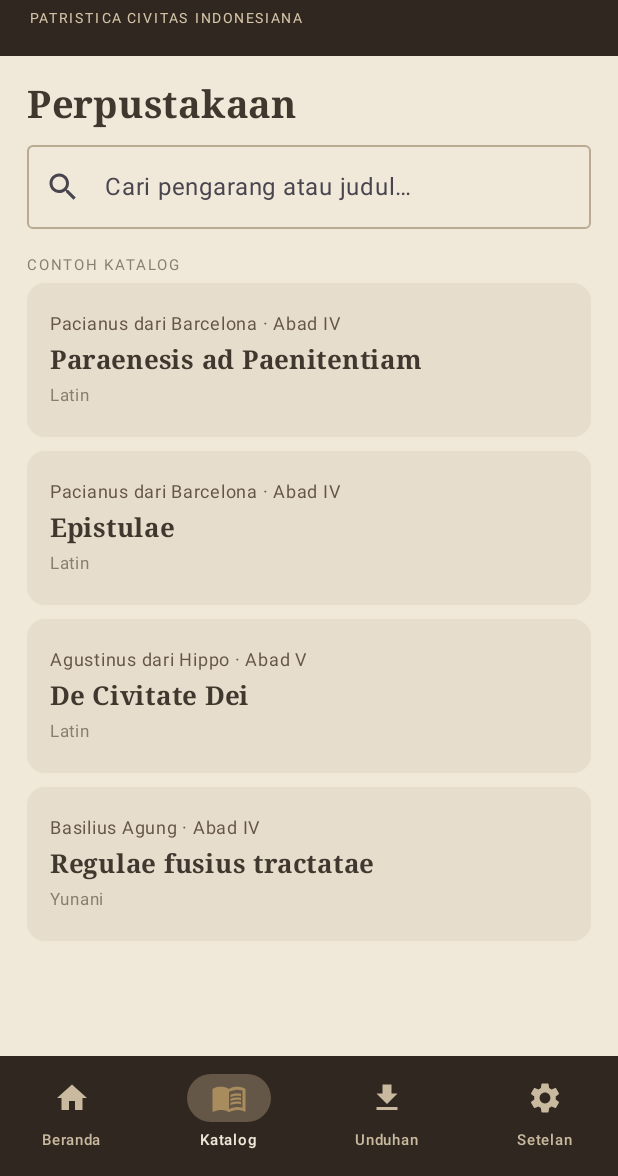
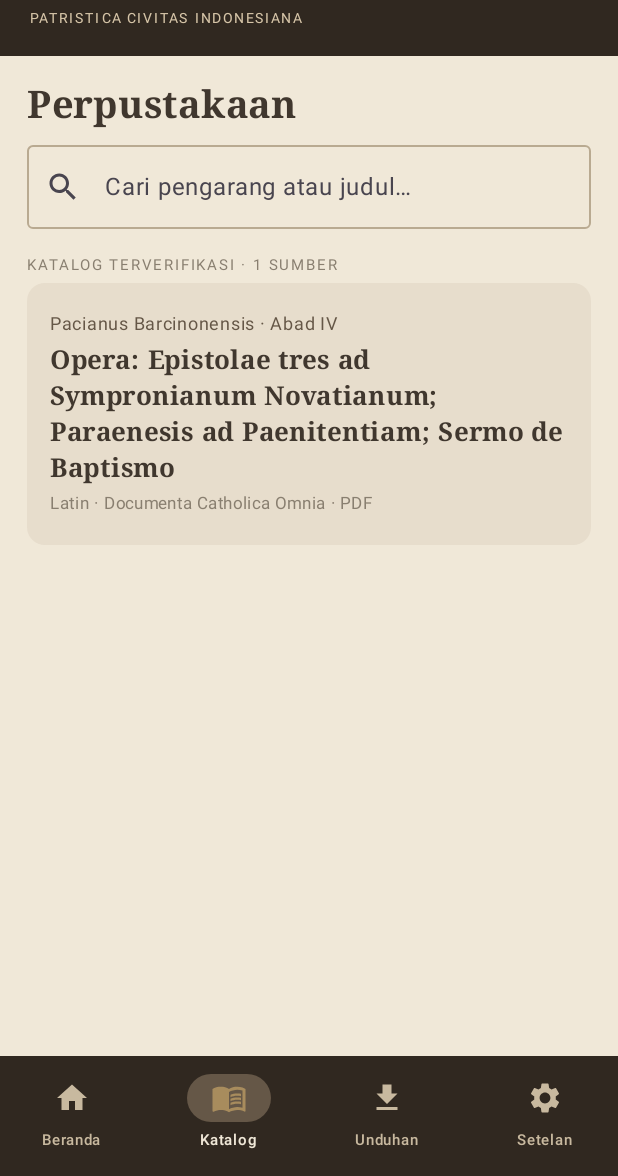
Before and after one commit to project10dollar-png/paciana, an Android app built with Jetpack Compose: the screen it shows after launch (MainActivity), after a tap on "Bapa Gereja Latin", on a phone screen of 412 x 824 dp, the part 60-1236 px from its top. Run offline under Robolectric (Android 15) with nearby library versions, the phone set to English and light mode, and no system bars; 1 other tap on this screen came first.

Commit message:
Replace placeholder catalogue with verified Pacianus source

```diff
--- a/app/src/main/java/id/paciana/app/MainActivity.kt
+++ b/app/src/main/java/id/paciana/app/MainActivity.kt
@@ -1,6 +1,8 @@
 package id.paciana.app
 
 import android.content.Context
+import android.content.Intent
+import android.net.Uri
 import android.os.Bundle
 import androidx.activity.ComponentActivity
 import androidx.activity.compose.setContent
@@ -45,17 +47,26 @@ private val MutedBronze = Color(0xFF8C7655)
 private val AgedStone = Color(0xFFB9AA91)
 private val Espresso = Color(0xFF302820)
 
-private data class Work(val author: String, val title: String, val period: String, val language: String, val sample: String)
+private data class Work(
+    val author: String,
+    val title: String,
+    val period: String,
+    val language: String,
+    val sourceUrl: String,
+    val sourceLabel: String,
+    val sourceDescription: String
+)
 
-private val sampleWorks = listOf(
-    Work("Pacianus dari Barcelona", "Paraenesis ad Paenitentiam", "Abad IV", "Latin",
-        "Fratres carissimi, paenitentia medicina est animae.\n\n[Contoh teks untuk memperlihatkan tata letak pembaca. Teks kritis atau transkripsi sumber yang sesungguhnya akan dimuat setelah sumber dan hak penggunaannya diverifikasi.]"),
-    Work("Pacianus dari Barcelona", "Epistulae", "Abad IV", "Latin",
-        "[Contoh teks Epistulae Paciani. Teks sumber sesungguhnya belum terhubung.]"),
-    Work("Agustinus dari Hippo", "De Civitate Dei", "Abad V", "Latin",
-        "[Contoh teks De Civitate Dei. Teks sumber sesungguhnya belum terhubung.]"),
-    Work("Basilius Agung", "Regulae fusius tractatae", "Abad IV", "Yunani",
-        "[Contoh teks Yunani. Teks sumber sesungguhnya belum terhubung.]")
+private val catalogWorks = listOf(
+    Work(
+        author = "Pacianus Barcinonensis",
+        title = "Opera: Epistolae tres ad Sympronianum Novatianum; Paraenesis ad Paenitentiam; Sermo de Baptismo",
+        period = "Abad IV",
+        language = "Latin",
+        sourceUrl = "https://www.documentacatholicaomnia.eu/02m/0397-0397%2C_Pacianus%2C_Epistolae_Tres_Ad_Sympronianum_Novantianum%2C_MLT.pdf",
+        sourceLabel = "Documenta Catholica Omnia · PDF",
+        sourceDescription = "Satu berkas PDF yang memuat tiga surat kepada Sympronianus, Paraenesis (libellus exhortatorius ad paenitentiam), dan Sermo de Baptismo. Deskripsi isi diverifikasi dari prolegomena edisi pada berkas sumber."
+    )
 )
 
 class MainActivity : ComponentActivity() {
@@ -85,7 +96,7 @@ private fun PacianaTheme(content: @Composable () -> Unit) {
 @Composable
 private fun PacianaApp() {
     var page by remember { mutableStateOf("welcome") }
-    var selected by remember { mutableStateOf(sampleWorks.first()) }
+    var selected by remember { mutableStateOf(catalogWorks.first()) }
     var query by remember { mutableStateOf("") }
     var readerTab by remember { mutableStateOf(0) }
     var status by remember { mutableStateOf("") }
@@ -124,14 +135,12 @@ private fun PacianaApp() {
                         )
                         "reader" -> ReaderPage(
                             work = selected, tab = readerTab, onTab = { readerTab = it },
-                            onDownload = {
-                                val fileName = selected.title.replace(Regex("[^A-Za-z0-9._-]"), "_") + ".txt"
-                                val file = File(context.filesDir, fileName)
-                                file.writeText(
-                                    "${selected.title}\n${selected.author}\n${selected.period}\n\n${selected.sample}\n",
-                                    Charsets.UTF_8
-                                )
-                                status = "Tersimpan sebagai $fileName"
+                            onOpenSource = {
+                                try {
+                                    context.startActivity(Intent(Intent.ACTION_VIEW, Uri.parse(selected.sourceUrl)))
+                                } catch (_: Exception) {
+                                    status = "Tidak dapat membuka sumber. Periksa koneksi dan aplikasi pembuka PDF."
+                                }
                             },
                             onTranslate = { page = "translate" },
                             status = status
@@ -259,20 +268,20 @@ private fun QuickRow(title: String, subtitle: String, icon: androidx.compose.ui.
 @Composable
 private fun LibraryPage(query: String, onQuery: (String) -> Unit, onOpen: (Work) -> Unit) {
     var localQuery by remember { mutableStateOf(query) }
-    val filtered = sampleWorks.filter { (it.author + it.title).contains(localQuery, ignoreCase = true) }
+    val filtered = catalogWorks.filter { (it.author + it.title + it.language).contains(localQuery, ignoreCase = true) }
     Column(Modifier.fillMaxSize().padding(18.dp)) {
         Text("Perpustakaan", fontSize = 25.sp, color = DarkBrown, fontWeight = FontWeight.Bold, fontFamily = FontFamily.Serif)
         Spacer(Modifier.height(12.dp))
         OutlinedTextField(localQuery, { localQuery = it; onQuery(it) }, modifier = Modifier.fillMaxWidth(), placeholder = { Text("Cari pengarang atau judul…") }, singleLine = true, leadingIcon = { Icon(Icons.Default.Search, null) })
         Spacer(Modifier.height(12.dp))
-        Text("CONTOH KATALOG", color = StoneGrey, fontSize = 10.sp, letterSpacing = 1.2.sp)
+        Text("KATALOG TERVERIFIKASI · ${filtered.size} SUMBER", color = StoneGrey, fontSize = 10.sp, letterSpacing = 1.2.sp)
         LazyColumn(verticalArrangement = Arrangement.spacedBy(9.dp)) {
             items(filtered) { work ->
                 Card(Modifier.fillMaxWidth().clickable { onOpen(work) }, colors = CardDefaults.cardColors(containerColor = IvoryMist)) {
                     Column(Modifier.padding(15.dp)) {
                         Text("${work.author} · ${work.period}", color = Walnut, fontSize = 12.sp)
                         Text(work.title, color = DarkBrown, fontSize = 17.sp, fontWeight = FontWeight.SemiBold, fontFamily = FontFamily.Serif)
-                        Text(work.language, color = StoneGrey, fontSize = 11.sp)
+                        Text(work.language + " · " + work.sourceLabel, color = StoneGrey, fontSize = 11.sp)
                     }
                 }
             }
@@ -281,7 +290,7 @@ private fun LibraryPage(query: String, onQuery: (String) -> Unit, onOpen: (Work)
 }
 
 @Composable
-private fun ReaderPage(work: Work, tab: Int, onTab: (Int) -> Unit, onDownload: () -> Unit, onTranslate: () -> Unit, status: String) {
+private fun ReaderPage(work: Work, tab: Int, onTab: (Int) -> Unit, onOpenSource: () -> Unit, onTranslate: () -> Unit, status: String) {
     Column(Modifier.fillMaxSize().padding(18.dp), verticalArrangement = Arrangement.spacedBy(10.dp)) {
         Text("PEMBACA TEKS", color = StoneGrey, fontSize = 10.sp, letterSpacing = 1.2.sp)
         Text(work.title, color = DarkBrown, fontSize = 24.sp, fontWeight = FontWeight.Bold, fontFamily = FontFamily.Serif)
@@ -294,11 +303,11 @@ private fun ReaderPage(work: Work, tab: Int, onTab: (Int) -> Unit, onDownload: (
             Column(Modifier.fillMaxSize().padding(16.dp)) {
                 Text(if (tab == 0) "TEXTUS ORIGINALIS" else "TERJEMAHAN INDONESIA", color = MutedBronze, fontSize = 10.sp, letterSpacing = 1.sp)
                 Spacer(Modifier.height(12.dp))
-                Text(if (tab == 0) work.sample else "Terjemahan belum tersedia. Hubungkan penyedia AI penerjemah online untuk menghasilkan terjemahan yang dapat diverifikasi.", color = DarkBrown, fontSize = 16.sp, lineHeight = 25.sp)
+                Text(if (tab == 0) work.sourceDescription + "\n\nTeks lengkap dibuka langsung dari sumber eksternal. PACIANA belum menyalin atau menyimpan isi PDF ini." else "Terjemahan belum tersedia. Modul penerjemahan AI belum terhubung.", color = DarkBrown, fontSize = 16.sp, lineHeight = 25.sp)
             }
         }
-        Button(onClick = onDownload, modifier = Modifier.fillMaxWidth(), colors = ButtonDefaults.buttonColors(containerColor = MutedBronze)) {
-            Icon(Icons.Default.Download, null); Spacer(Modifier.width(8.dp)); Text("Simpan teks sebagai TXT")
+        Button(onClick = onOpenSource, modifier = Modifier.fillMaxWidth(), colors = ButtonDefaults.buttonColors(containerColor = MutedBronze)) {
+            Icon(Icons.Default.OpenInNew, null); Spacer(Modifier.width(8.dp)); Text("Buka sumber digital")
         }
         OutlinedButton(onClick = onTranslate, modifier = Modifier.fillMaxWidth()) { Icon(Icons.Default.Translate, null); Spacer(Modifier.width(8.dp)); Text("Penerjemah AI") }
         if (status.isNotBlank()) Text(status, color = MutedBronze, fontSize = 12.sp)
@@ -375,7 +384,7 @@ private fun NotesPage(note: String, onNote: (String) -> Unit) {
         Text("Ruang Penelitian", fontSize = 25.sp, color = DarkBrown, fontWeight = FontWeight.Bold, fontFamily = FontFamily.Serif)
         Text("Catatan pribadi untuk pembacaan dan penelitian.", color = Walnut)
         OutlinedTextField(note, onNote, modifier = Modifier.fillMaxWidth().weight(1f), label = { Text("Catatan") }, placeholder = { Text("Tuliskan kutipan, gagasan, atau pertanyaan…") })
-        Text("Catatan ini sementara tersimpan selama aplikasi terbuka. Penyimpanan permanen akan ditambahkan pada tahap berikutnya.", color = StoneGrey, fontSize = 12.sp)
+        Text("Catatan disimpan secara lokal pada perangkat menggunakan DataStore. Belum ada sinkronisasi cloud.", color = StoneGrey, fontSize = 12.sp)
     }
 }
 
@@ -390,7 +399,7 @@ private fun SettingsPage(language: String, onLanguage: (String) -> Unit) {
                 Text(it, color = DarkBrown)
             }
         }
-        Text("Bahasa teks sumber dan bahasa terjemahan diatur terpisah dari bahasa antarmuka.", color = StoneGrey, fontSize = 12.sp)
+        Text("Pilihan bahasa tersimpan pada perangkat. Pelokalan seluruh teks antarmuka akan diselesaikan pada tahap berikutnya.", color = StoneGrey, fontSize = 12.sp)
     }
 }
 
```
Also changed, not shown: 1 other file.
